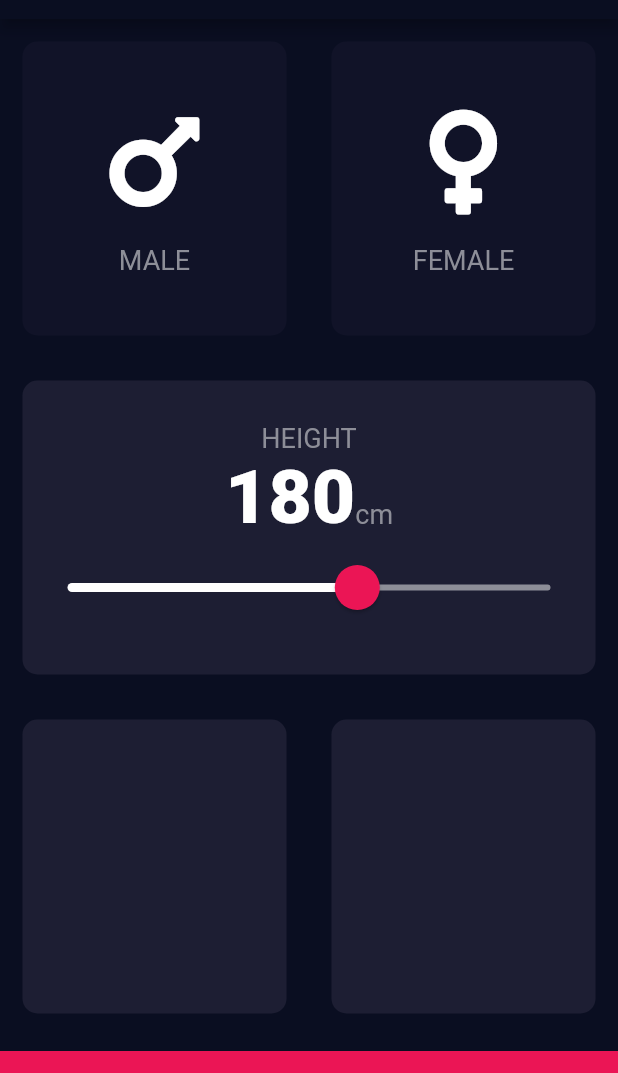
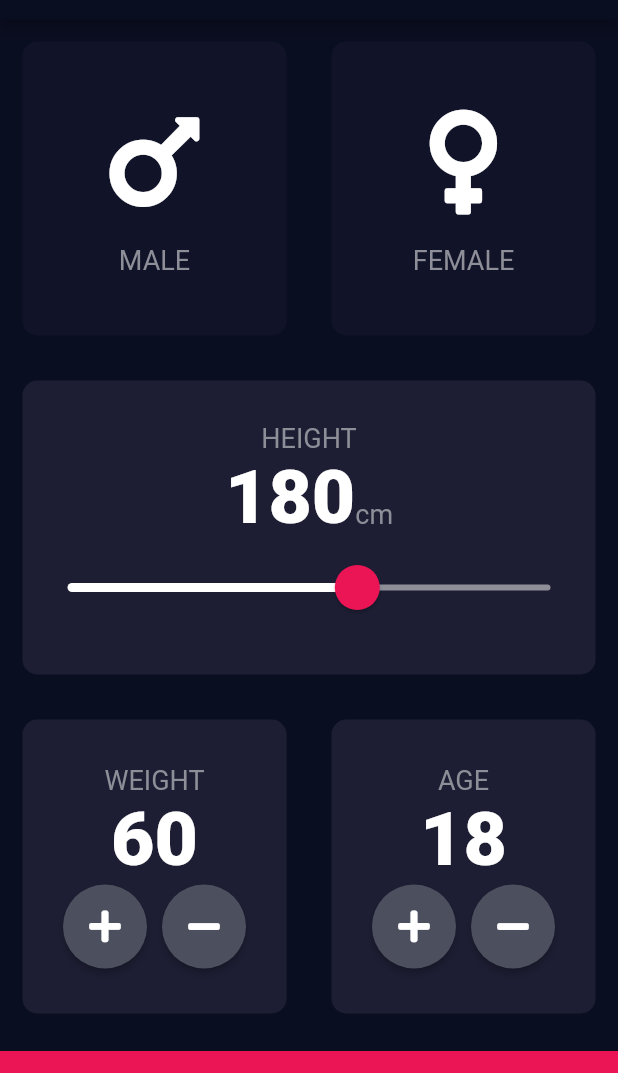
Before and after one commit to jkasanjian/flutter-class, a Flutter app: the screen it shows after launch, on a phone screen of 412 x 824 dp, the part 65-1138 px from its top. Run offline on Flutter 3.47's test engine with Material 2 defaults, Android fonts, the phone set to English and light mode, and no system bars; our stand-ins replace audioplayers, font_awesome_flutter, rflutter_alert.

Commit message:
added age and weight adjuster components

```diff
--- a/bmi-calculator/lib/input_page.dart
+++ b/bmi-calculator/lib/input_page.dart
@@ -17,6 +17,8 @@
 class _InputPageState extends State<InputPage> {
   Gender gender;
   int height = 180;
+  int weight = 60;
+  int age = 18;
 
   @override
   Widget build(BuildContext context) {
@@ -106,7 +108,6 @@
                         setState(() {
                           height = newValue.toInt();
                         });
-                        ;
                       },
                     ),
                   ),
@@ -118,11 +119,93 @@
             child: Row(
               children: <Widget>[
                 Expanded(
-                  child: ReusableCard(color: kActiveCardColor),
+                  child: ReusableCard(
+                    color: kActiveCardColor,
+                    cardChild: Column(
+                      mainAxisAlignment: MainAxisAlignment.center,
+                      children: <Widget>[
+                        Text(
+                          'WEIGHT',
+                          style: kLabelTextStyle,
+                        ),
+                        Text(
+                          weight.toString(),
+                          style: kNumberTextStyle,
+                        ),
+                        Row(
+                          mainAxisAlignment: MainAxisAlignment.center,
+                          children: <Widget>[
+                            RoundIconButton(
+                              icon: FontAwesomeIcons.plus,
+                              onPressed: () {
+                                setState(() {
+                                  weight++;
+                                });
+                              },
+                            ),
+                            SizedBox(
+                              width: 10.0,
+                            ),
+                            RoundIconButton(
+                              icon: FontAwesomeIcons.minus,
+                              onPressed: () {
+                                if (weight > 0) {
+                                  setState(() {
+                                    weight--;
+                                  });
+                                }
+                              },
+                            ),
+                          ],
+                        )
+                      ],
+                    ),
+                  ),
                 ),
                 Expanded(
-                  child: ReusableCard(color: kActiveCardColor),
-                )
+                  child: ReusableCard(
+                    color: kActiveCardColor,
+                    cardChild: Column(
+                      mainAxisAlignment: MainAxisAlignment.center,
+                      children: <Widget>[
+                        Text(
+                          'AGE',
+                          style: kLabelTextStyle,
+                        ),
+                        Text(
+                          age.toString(),
+                          style: kNumberTextStyle,
+                        ),
+                        Row(
+                          mainAxisAlignment: MainAxisAlignment.center,
+                          children: <Widget>[
+                            RoundIconButton(
+                              icon: FontAwesomeIcons.plus,
+                              onPressed: () {
+                                setState(() {
+                                  age++;
+                                });
+                              },
+                            ),
+                            SizedBox(
+                              width: 10.0,
+                            ),
+                            RoundIconButton(
+                              icon: FontAwesomeIcons.minus,
+                              onPressed: () {
+                                if (weight > 0) {
+                                  setState(() {
+                                    age--;
+                                  });
+                                }
+                              },
+                            ),
+                          ],
+                        ),
+                      ],
+                    ),
+                  ),
+                ),
               ],
             ),
           ),
@@ -137,3 +220,21 @@
     );
   }
 }
+
+class RoundIconButton extends StatelessWidget {
+  final IconData icon;
+  final Function onPressed;
+
+  RoundIconButton({@required this.icon, @required this.onPressed});
+
+  @override
+  Widget build(BuildContext context) {
+    return RawMaterialButton(
+      child: Icon(icon),
+      onPressed: onPressed,
+      shape: CircleBorder(),
+      fillColor: Color(0xFF4C4F5E),
+      constraints: BoxConstraints.tightFor(width: 56.0, height: 56.0),
+    );
+  }
+}
```
